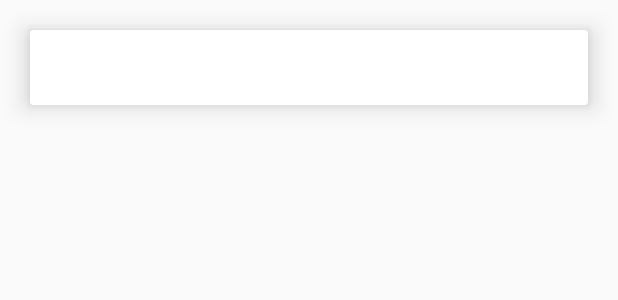
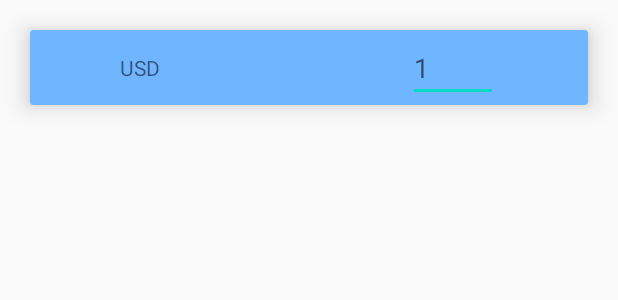
Before and after one commit to muradmammadli/CurrencyApp, an Android app: the layout activity_main.xml on its own in the app's theme, with its tools: preview values and no code run, on a phone screen of 412 x 824 dp. Shown: the top 300 px of the screen. Run offline under Robolectric (Android 15) with nearby library versions, the phone set to English and light mode, and no system bars.

Commit message:
Second commit

```diff
--- a/app/build.gradle
+++ b/app/build.gradle
@@ -28,6 +28,7 @@ dependencies {
     implementation 'androidx.constraintlayout:constraintlayout:1.1.3'
     implementation 'androidx.recyclerview:recyclerview:1.1.0'
     implementation 'androidx.cardview:cardview:1.0.0'
+    implementation 'com.google.android.material:material:1.2.1'
     testImplementation 'junit:junit:4.12'
     androidTestImplementation 'androidx.test.ext:junit:1.1.1'
     androidTestImplementation 'androidx.test.espresso:espresso-core:3.2.0'
--- a/app/src/main/AndroidManifest.xml
+++ b/app/src/main/AndroidManifest.xml
@@ -8,7 +8,10 @@
         android:label="@string/app_name"
         android:roundIcon="@mipmap/ic_launcher_round"
         android:supportsRtl="true"
-        android:theme="@style/AppTheme">
+
+        android:theme="@style/AppTheme"
+        android:usesCleartextTraffic="true"
+        >
         <activity android:name=".MainActivity">
             <intent-filter>
                 <action android:name="android.intent.action.MAIN" />
--- a/app/src/main/java/com/example/tayqaprojectv1/ApiClient.java
+++ b/app/src/main/java/com/example/tayqaprojectv1/ApiClient.java
@@ -5,7 +5,7 @@ import retrofit2.converter.gson.GsonConverterFactory;
 
 public class ApiClient {
 
-    public static final String BASE_URL = "http://tayqatech.com";
+    public static final String BASE_URL = "http://tayqatech.com/";
     public static Retrofit retrofit;
 
     public static Retrofit getApiClient() {
--- a/app/src/main/java/com/example/tayqaprojectv1/ApiInterface.java
+++ b/app/src/main/java/com/example/tayqaprojectv1/ApiInterface.java
@@ -4,8 +4,9 @@ import java.util.List;
 
 import retrofit2.Call;
 import retrofit2.http.GET;
+import retrofit2.http.Query;
 
 public interface ApiInterface {
-    @GET("/rates.php?base=USD")
-    Call<List<rates>> getRates();
+    @GET("rates.php")
+    Call<List<rates>> getRates(@Query("base") String base);
 }
--- a/app/src/main/java/com/example/tayqaprojectv1/rates.java
+++ b/app/src/main/java/com/example/tayqaprojectv1/rates.java
@@ -2,6 +2,8 @@ package com.example.tayqaprojectv1;
 
 import com.google.gson.annotations.Expose;
 import com.google.gson.annotations.SerializedName;
+
+import java.text.DecimalFormat;
 
 public class rates {
 
@@ -70,7 +72,7 @@ public class rates {
     }
 
     public Double getRate() {
-        return rate;
+        return Double.valueOf(new DecimalFormat("#.##").format(rate));
     }
 
     public void setRate(Double rate) {
--- /dev/null
+++ b/app/src/main/res/drawable/ic_baseline_check_24.xml
@@ -0,0 +1,5 @@
+<vector android:height="24dp" android:tint="#FFFFFF"
+    android:viewportHeight="24" android:viewportWidth="24"
+    android:width="24dp" xmlns:android="http://schemas.android.com/apk/res/android">
+    <path android:fillColor="@android:color/white" android:pathData="M9,16.17L4.83,12l-1.42,1.41L9,19 21,7l-1.41,-1.41z"/>
+</vector>
--- a/app/src/main/res/layout/activity_main.xml
+++ b/app/src/main/res/layout/activity_main.xml
@@ -17,7 +17,39 @@
         android:layout_marginRight="20dp"
         android:layout_marginBottom="10dp"
         app:cardElevation="10dp"
+        app:cardBackgroundColor="@color/colorPrimary"
         >
+
+        <androidx.constraintlayout.widget.ConstraintLayout
+            android:layout_width="match_parent"
+            android:layout_height="match_parent">
+
+            <TextView
+                android:id="@+id/baseCode"
+                android:layout_width="wrap_content"
+                android:layout_height="wrap_content"
+                android:layout_marginStart="60dp"
+                android:layout_marginLeft="60dp"
+                android:text="USD"
+                app:layout_constraintBottom_toBottomOf="parent"
+                app:layout_constraintStart_toStartOf="parent"
+                app:layout_constraintTop_toTopOf="parent" />
+
+            <EditText
+                android:id="@+id/baseRate"
+                android:layout_width="60dp"
+                android:layout_height="wrap_content"
+                android:layout_marginEnd="60dp"
+                android:layout_marginRight="60dp"
+                android:ems="10"
+                android:hint="1"
+                android:imeOptions="actionDone"
+                android:inputType="number"
+                app:layout_constraintBottom_toBottomOf="parent"
+                app:layout_constraintEnd_toEndOf="parent"
+                app:layout_constraintTop_toTopOf="parent" />
+
+        </androidx.constraintlayout.widget.ConstraintLayout>
 
     </androidx.cardview.widget.CardView>
 
@@ -32,4 +64,5 @@
         android:elevation="10dp"
 
         />
+
 </LinearLayout>
--- a/app/src/main/res/values/colors.xml
+++ b/app/src/main/res/values/colors.xml
@@ -1,6 +1,6 @@
 <?xml version="1.0" encoding="utf-8"?>
 <resources>
-    <color name="colorPrimary">#6200EE</color>
-    <color name="colorPrimaryDark">#3700B3</color>
+    <color name="colorPrimary">#6FB5FF</color>
+    <color name="colorPrimaryDark">#499BFF</color>
     <color name="colorAccent">#03DAC5</color>
 </resources>
```
Also changed, not shown: app/src/main/java/com/example/tayqaprojectv1/MainActivity.java (+29 -6 lines), app/src/main/java/com/example/tayqaprojectv1/RateAdapter.java (+14 -2 lines).
